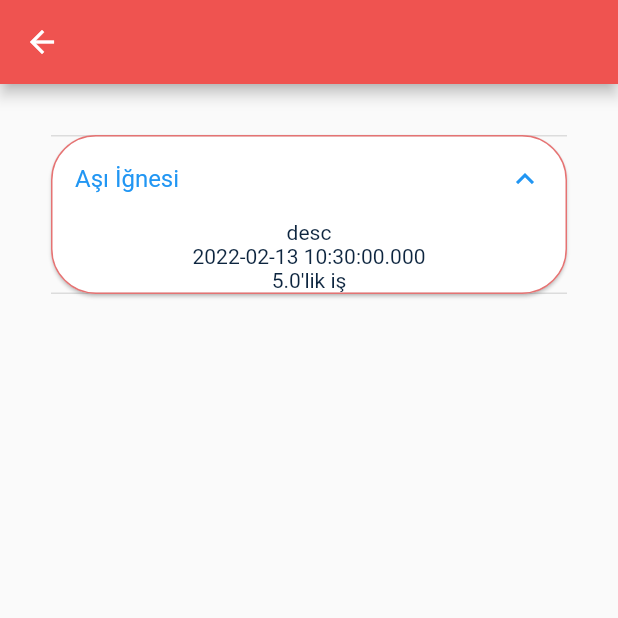
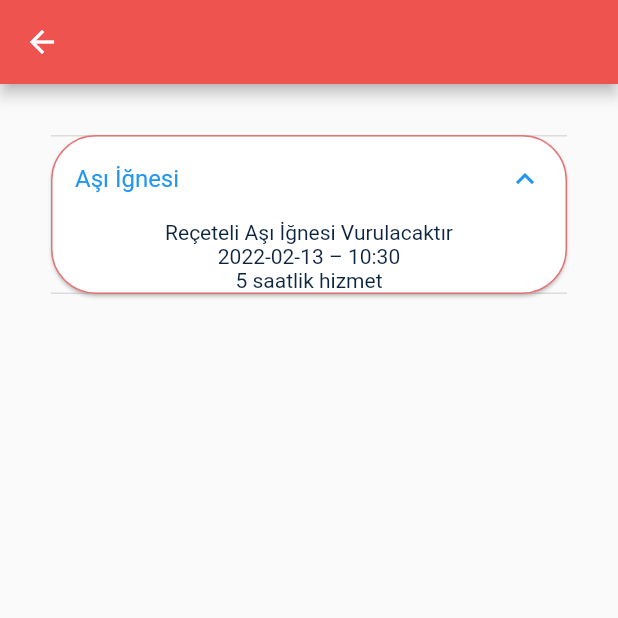
Before and after one commit to ndalyanlar/hemsirem, a Flutter app: the MyPlannedTasks screen opened by its route, after a tap on "Aşı İğnesi", on a phone screen of 412 x 824 dp, the top half of it. Run offline on Flutter 3.47's test engine with Material 2 defaults, Android fonts, the phone set to English and light mode, and no system bars; our stand-ins replace cloud_firestore, firebase_auth, firebase_core, flutter_riverpod; missing offline and left inert: cloud_firestore_web, firebase_auth_web, firebase_core_web; accounts and stored records are empty; Roboto replaces fonts that are missing (Poppins).

Commit message:
card widget added

```diff
--- a/lib/Model/appointment.dart
+++ b/lib/Model/appointment.dart
@@ -11,6 +11,7 @@ class Appointment {
   DateTime startTime;
   DateTime endTime;
   MyUser user;
+  String phone;
   List<Disease> diseases;
 
   Appointment(
@@ -20,7 +21,8 @@ class Appointment {
       required this.date,
       required this.startTime,
       required this.endTime,
-      required this.diseases});
+      required this.diseases,
+      required this.phone});
 
   Map<String, dynamic> toMap() {
     return {
@@ -31,6 +33,7 @@ class Appointment {
       'endTime': endTime.millisecondsSinceEpoch,
       'user': user.toMap(),
       'diseases': diseases.map((x) => x.toMap()).toList(),
+      'phone': phone
     };
   }
 
@@ -44,7 +47,7 @@ class Appointment {
         user: MyUser.fromMap(map['user']),
         diseases:
             List<Disease>.from(map['diseases']?.map((x) => Disease.fromMap(x))),
-    );
+        phone: map["phone"] ?? '');
   }
 
   String toJson() => json.encode(toMap());
--- a/lib/Screens/mytasks_page.dart
+++ b/lib/Screens/mytasks_page.dart
@@ -1,6 +1,9 @@
 import 'package:flutter/material.dart';
 import 'package:hemsirem/Theme/colors/light_colors.dart';
 import 'package:hemsirem/Theme/theme.dart';
+import 'package:intl/intl.dart';
+
+import '../Widgets/expanded_card.dart';
 
 class MyPlannedTasks extends StatefulWidget {
   const MyPlannedTasks({Key? key}) : super(key: key);
@@ -34,34 +37,3 @@ class _MyPlannedTasksState extends State<MyPlannedTasks> {
         ));
   }
 }
-
-class ExpandedCardWidget extends StatelessWidget {
-  final String title;
-  final String desc;
-  final DateTime date;
-  final DateTime startTime;
-  final DateTime endTime;
-
-  const ExpandedCardWidget({
-    Key? key,
-    required this.title,
-    required this.desc,
-    required this.date,
-    required this.startTime,
-    required this.endTime,
-  }) : super(key: key);
-
-  @override
-  Widget build(BuildContext context) {
-    return Card(
-      shape: RoundedRectangleBorder(
-          borderRadius: BorderRadius.circular(AppTheme.loginPageborderRadius),
-          side: BorderSide(color: LightColors.kLightRed3)),
-      child: ExpansionTile(title: Text(title), children: [
-        Text("desc"),
-        Text('$date'),
-        Text("${endTime.hour.toDouble() - startTime.hour.toDouble()}'lik iş")
-      ]),
-    );
-  }
-}
--- /dev/null
+++ b/lib/Widgets/expanded_card.dart
@@ -0,0 +1,37 @@
+import 'package:flutter/material.dart';
+import 'package:intl/intl.dart';
+
+import '../Theme/colors/light_colors.dart';
+import '../Theme/theme.dart';
+
+class ExpandedCardWidget extends StatelessWidget {
+  final String title;
+  final String desc;
+  final DateTime date;
+  final DateTime startTime;
+  final DateTime endTime;
+
+  const ExpandedCardWidget({
+    Key? key,
+    required this.title,
+    required this.desc,
+    required this.date,
+    required this.startTime,
+    required this.endTime,
+  }) : super(key: key);
+
+  @override
+  Widget build(BuildContext context) {
+    String formattedDate = DateFormat('yyyy-MM-dd – kk:mm').format(date);
+    return Card(
+      shape: RoundedRectangleBorder(
+          borderRadius: BorderRadius.circular(AppTheme.loginPageborderRadius),
+          side: BorderSide(color: LightColors.kLightRed3)),
+      child: ExpansionTile(title: Text(title), children: [
+        Text(desc),
+        Text(formattedDate),
+        Text("${endTime.hour.toInt() - startTime.hour.toInt()} saatlik hizmet")
+      ]),
+    );
+  }
+}
```
Lines whose indentation alone changed are shown as unchanged.
